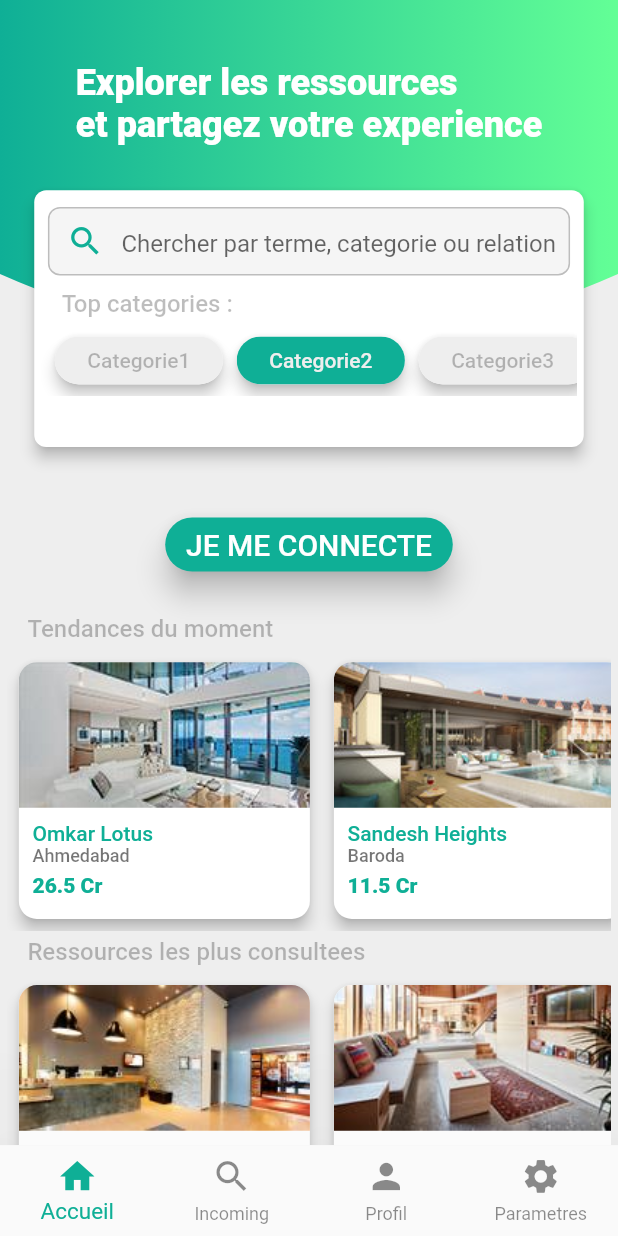
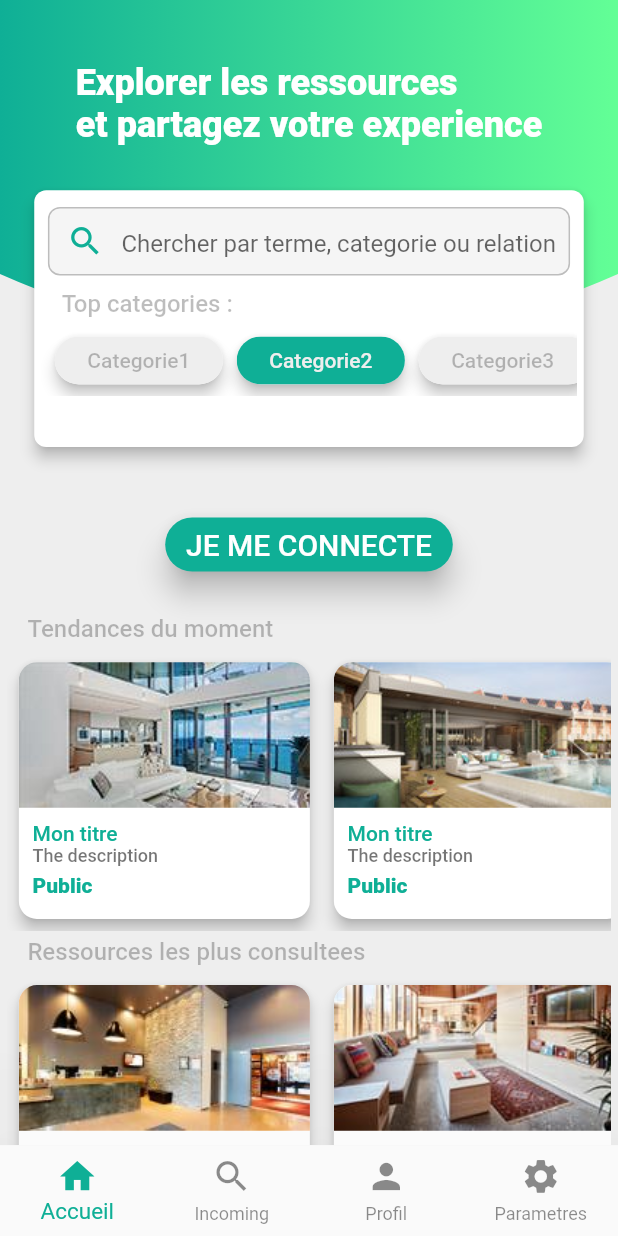
Before and after one commit to CUBEb4g1/Projet-CUBE-ApplicationMobile, a Flutter app: the screen it shows after launch, on a phone screen of 412 x 824 dp. Run offline on Flutter 3.47's test engine with Material 2 defaults, Android fonts, the phone set to English and light mode, and no system bars; Roboto replaces fonts that are missing (Exo2).

Commit message:
Search/Home page fix

```diff
--- a/lib/ui/page_search.dart
+++ b/lib/ui/page_search.dart
@@ -26,16 +26,16 @@ class _SearchPageState extends State<SearchPage> {
     super.initState();
 
     premiumList
-    ..add(Resource(resourceName:"Omkar Lotus", resourceDesc:"Ahmedabad ", image:"feature_1.jpg", resourceRelation:"26.5 Cr"))
-    ..add(Resource(resourceName:"Sandesh Heights", resourceDesc:"Baroda ", image:"feature_2.jpg", resourceRelation:"11.5 Cr"))
-    ..add(Resource(resourceName:"Sangath Heights", resourceDesc:"Pune ", image:"feature_3.jpg", resourceRelation:"19.0 Cr"))
-    ..add(Resource(resourceName:"Adani HighRise", resourceDesc:"Mumbai ", image:"hall_1.jpg", resourceRelation:"22.5 Cr"))
-    ..add(Resource(resourceName:"N.G Tower", resourceDesc:"Gandhinagar ", image:"hall_2.jpeg", resourceRelation:"7.5 Cr"))
-    ..add(Resource(resourceName:"Vishwas CityRise", resourceDesc:"Pune ", image:"hall_1.jpg", resourceRelation:"17.5 Cr"))
-    ..add(Resource(resourceName:"Gift City", resourceDesc:"Ahmedabad ", image:"hall_2.jpeg", resourceRelation:"13.5 Cr"))
-    ..add(Resource(resourceName:"Velone City", resourceDesc:"Mumbai ", image:"feature_1.jpg", resourceRelation:"11.5 Cr"))
-    ..add(Resource(resourceName:"PabelBay", resourceDesc:"Ahmedabad ", image:"hall_1.jpg", resourceRelation:"33.1 Cr"))
-    ..add(Resource(resourceName:"Sapath Hexa Tower", resourceDesc:"Ahmedabad", image:"feature_3.jpg", resourceRelation:"15.6 Cr"));
+    ..add(Resource(resourceName:"Mon titre", resourceDesc:"The description", image:"feature_1.jpg", resourceRelation:"Public"))
+    ..add(Resource(resourceName:"Mon titre", resourceDesc:"The description", image:"feature_2.jpg", resourceRelation:"Public"))
+    ..add(Resource(resourceName:"Mon titre", resourceDesc:"The description", image:"feature_3.jpg", resourceRelation:"Public"))
+    ..add(Resource(resourceName:"Mon titre", resourceDesc:"The description", image:"hall_1.jpg", resourceRelation:"Public"))
+    ..add(Resource(resourceName:"Mon titre", resourceDesc:"The description", image:"hall_2.jpeg", resourceRelation:"Public"))
+    ..add(Resource(resourceName:"Mon titre", resourceDesc:"The description", image:"hall_1.jpg", resourceRelation:"Public"))
+    ..add(Resource(resourceName:"Mon titre", resourceDesc:"The description", image:"hall_2.jpeg", resourceRelation:"Public"))
+    ..add(Resource(resourceName:"Mon titre", resourceDesc:"The description", image:"feature_1.jpg", resourceRelation:"Public"))
+    ..add(Resource(resourceName:"Mon titre", resourceDesc:"The description", image:"hall_1.jpg", resourceRelation:"Public"))
+    ..add(Resource(resourceName:"Mon titre", resourceDesc:"The description", image:"feature_3.jpg", resourceRelation:"Public"));
 
 
 
@@ -100,7 +100,7 @@ class _SearchPageState extends State<SearchPage> {
             HorizontalList(
               children: <Widget>[
                 for (int i = 0; i < premiumList.length; i++)
-                  propertyCard(premiumList[i])
+                  resourceCard(premiumList[i])
               ],
             ),
             leftAlignText(
@@ -111,7 +111,7 @@ class _SearchPageState extends State<SearchPage> {
             HorizontalList(
               children: <Widget>[
                 for (int i = 0; i < premiumList.length; i++)
-                  propertyCard(premiumList.reversed.toList()[i])
+                  resourceCard(premiumList.reversed.toList()[i])
 
               ],
             )
@@ -209,7 +209,7 @@ class _SearchPageState extends State<SearchPage> {
     );
   }
 
-  Card propertyCard(Resource property) {
+  Card resourceCard(Resource property) {
     return Card(
         elevation: 4.0,
         margin: EdgeInsets.all(8),
```
